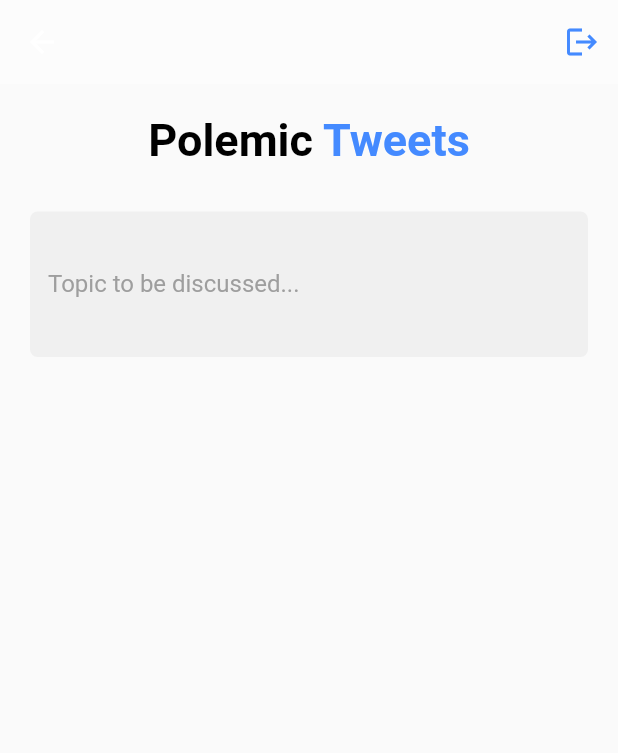
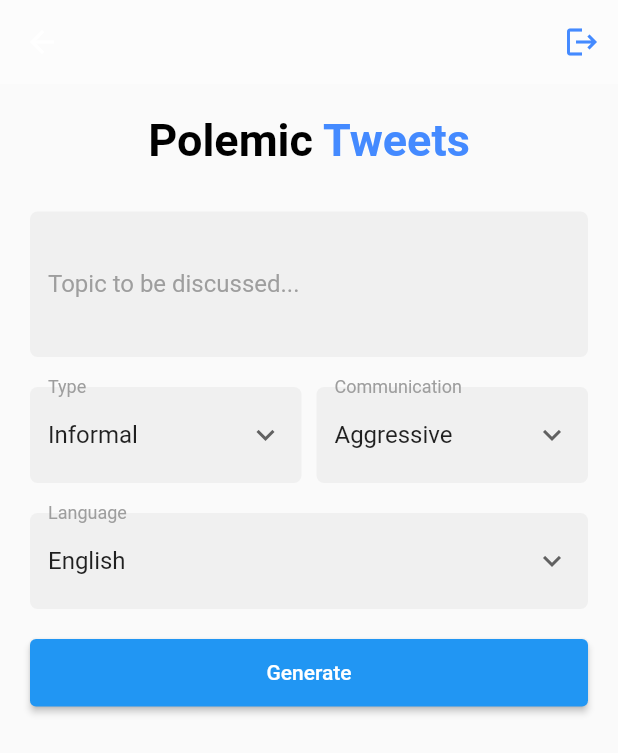
Before and after one commit to jvngarcia/polemic_tweets, a Flutter app: the HomePage screen opened by its route, on a phone screen of 412 x 824 dp. Shown: the top 753 px of the screen. Run offline on Flutter 3.47's test engine with Material 2 defaults, Android fonts, the light colour scheme and no system bars.

Commit message:
✨ feat: add language, idoms, communication

```diff
--- a/lib/src/pages/home_page.dart
+++ b/lib/src/pages/home_page.dart
@@ -1,11 +1,36 @@
 import 'package:flutter/material.dart';
 import 'package:polemic_tweets/src/ui/ui.dart';
 
-class HomePage extends StatelessWidget {
+class HomePage extends StatefulWidget {
   const HomePage({Key? key}) : super(key: key);
 
   @override
+  State<HomePage> createState() => _HomePageState();
+}
+
+class _HomePageState extends State<HomePage> {
+  @override
   Widget build(BuildContext context) {
+    String defaultLanguage = 'Informal';
+    String defaultCommunication = 'Aggressive';
+    String defaultIdiom = 'English';
+
+    var languajes = [
+      'Informal',
+      'Formal',
+    ];
+
+    var communications = [
+      'Aggressive',
+      'Innocent',
+      'Passive',
+    ];
+
+    var idioms = [
+      'English',
+      'Spanish',
+    ];
+
     return Scaffold(
       appBar: AppBar(
         actions: [
@@ -60,7 +85,86 @@ class HomePage extends StatelessWidget {
               },
               textAlignVertical: TextAlignVertical.top,
             ),
-            const SizedBox(height: 30),
+            const SizedBox(height: 20),
+            Row(
+              mainAxisAlignment: MainAxisAlignment.spaceBetween,
+              children: [
+                Expanded(
+                  child: DropdownButtonFormField(
+                    decoration: InputDecorations.generalInputDecoration(
+                      hinText: 'Type',
+                      labelText: 'Type',
+                    ),
+                    value: defaultLanguage,
+                    icon: const Icon(Icons.keyboard_arrow_down),
+                    items: languajes.map((String items) {
+                      return DropdownMenuItem(
+                        value: items,
+                        child: Text(items),
+                      );
+                    }).toList(),
+                    onChanged: (String? newValue) {
+                      setState(() {
+                        defaultLanguage = newValue!;
+                      });
+                    },
+                  ),
+                ),
+                const SizedBox(width: 10),
+                Expanded(
+                  child: DropdownButtonFormField(
+                    decoration: InputDecorations.generalInputDecoration(
+                      hinText: 'Communication',
+                      labelText: 'Communication',
+                    ),
+                    value: defaultCommunication,
+                    icon: const Icon(Icons.keyboard_arrow_down),
+                    items: communications.map((String items) {
+                      return DropdownMenuItem(
+                        value: items,
+                        child: Text(items),
+                      );
+                    }).toList(),
+                    onChanged: (String? newValue) {
+                      setState(() {
+                        defaultCommunication = newValue!;
+                      });
+                    },
+                  ),
+                ),
+              ],
+            ),
+            const SizedBox(height: 20),
+            Expanded(
+              child: DropdownButtonFormField(
+                decoration: InputDecorations.generalInputDecoration(
+                  hinText: 'Language',
+                  labelText: 'Language',
+                ),
+                value: defaultIdiom,
+                icon: const Icon(Icons.keyboard_arrow_down),
+                items: idioms.map((String items) {
+                  return DropdownMenuItem(
+                    value: items,
+                    child: Text(items),
+                  );
+                }).toList(),
+                onChanged: (String? newValue) {
+                  setState(() {
+                    defaultCommunication = newValue!;
+                  });
+                },
+              ),
+            ),
+            const SizedBox(height: 20),
+            SizedBox(
+              height: 45,
+              width: double.infinity,
+              child: ElevatedButton(
+                onPressed: () {},
+                child: const Text('Generate'),
+              ),
+            ),
           ],
         ),
       ),
```
